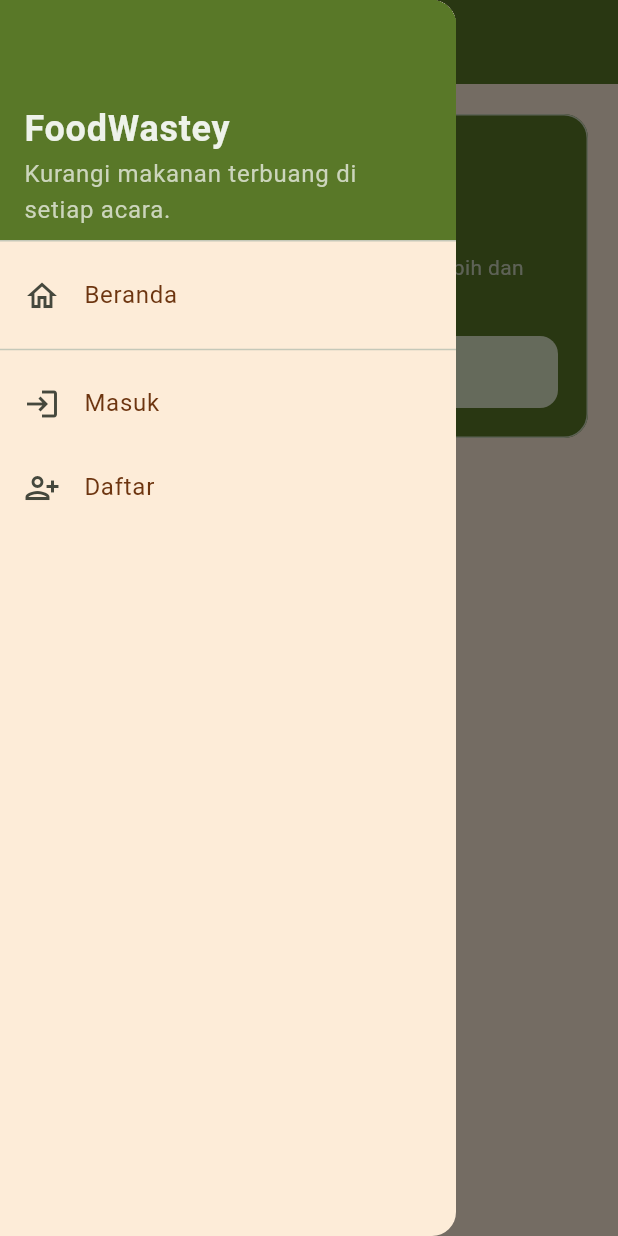
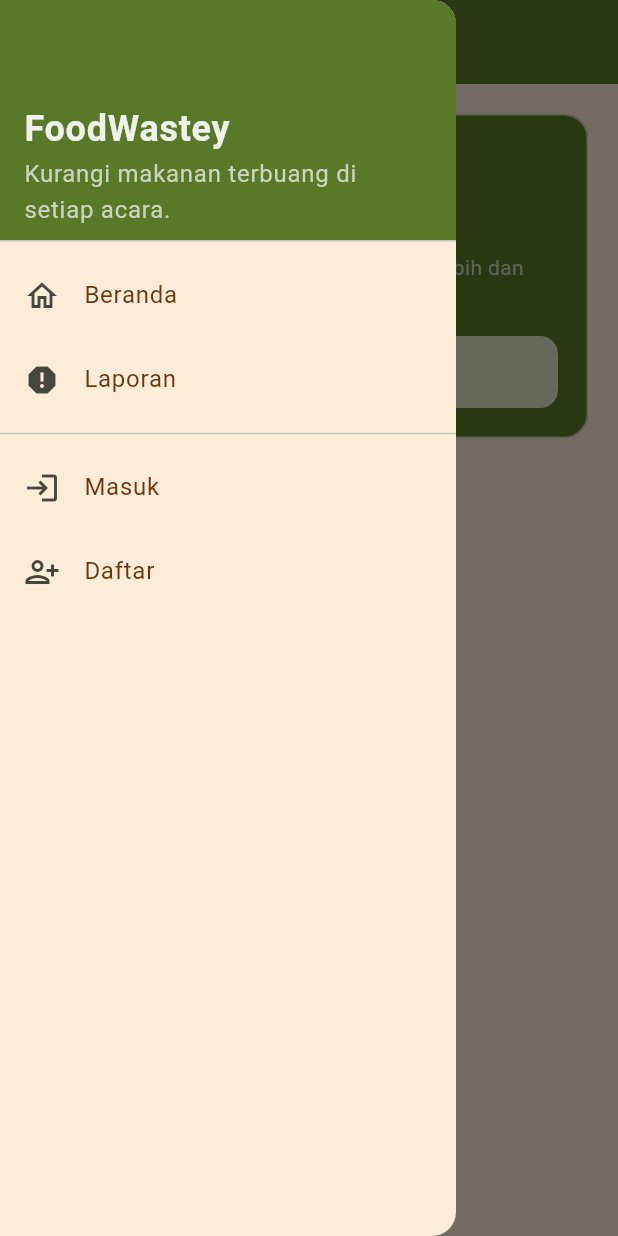
Before and after one commit to pbp-kelompok-c9/foodwastey-mobile, a Flutter app: the screen it shows after launch, with the side drawer open, on a phone screen of 412 x 824 dp. Run offline on Flutter 3.47's test engine with Material 3 defaults, Android fonts, the phone set to English and light mode, and no system bars; our stand-ins replace shared_preferences; accounts and stored records are empty.

Commit message:
feat(report): add temporary page for reporting module

```diff
--- a/lib/widgets/app_drawer.dart
+++ b/lib/widgets/app_drawer.dart
@@ -1,4 +1,5 @@
 import 'package:flutter/material.dart';
+import 'package:foodwastey_mobile/modules/food_waste_reporting/screens/report_screen.dart';
 import 'package:provider/provider.dart';
 
 import '../core/theme.dart';
@@ -59,6 +60,11 @@ class AppDrawer extends StatelessWidget {
           ),
 
           // ---- Modul lain (Event, Reporting, Management, Discovery) tambahkan di sini.
+          ListTile(
+            leading: const Icon(Icons.report),
+            title: const Text('Laporan'),
+            onTap: () => _push(context, const ReportScreen()),
+          ),
 
           const Divider(),
           // ---- Modul User & Authentication
@@ -80,6 +86,7 @@ class AppDrawer extends StatelessWidget {
               onTap: () => _push(context, const RegisterScreen()),
             ),
           ],
+
         ],
       ),
     );
```
Also changed, not shown: lib/modules/food_waste_reporting/screens/report_screen.dart (added, +30 -0 lines), pubspec.lock, 1 other file.
